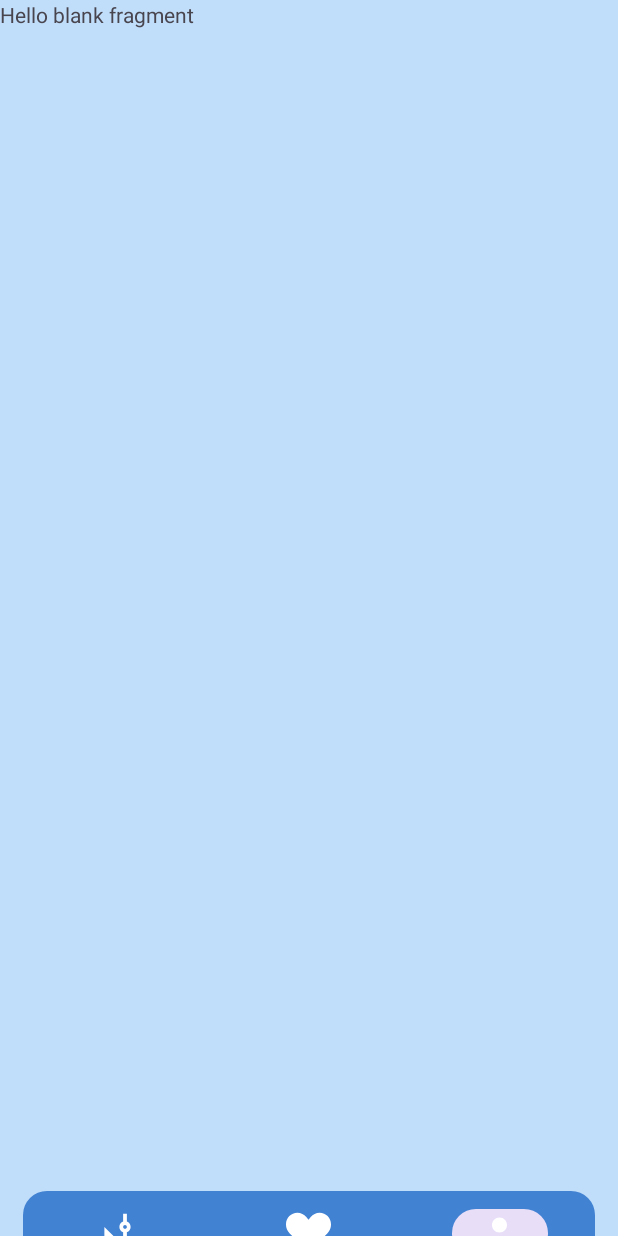
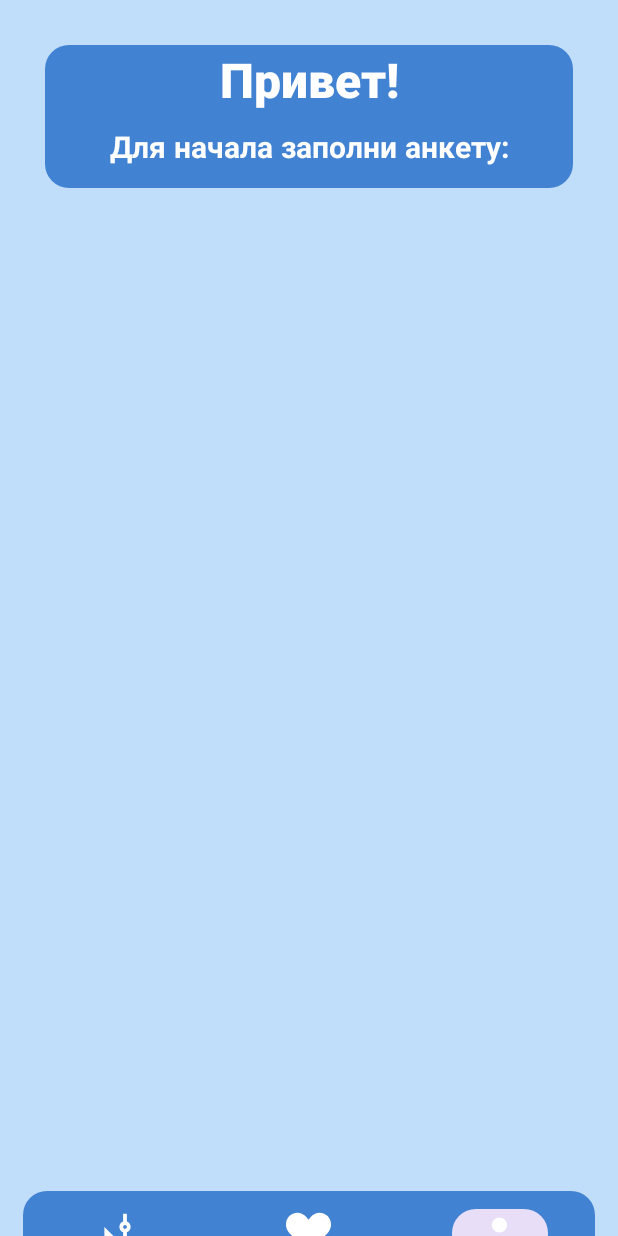
Before and after one commit to surfshtt/Demby, an Android app: the MenuActivity screen opened directly, with no data from a screen before it, item 3 of the bottom bar chosen, on a phone screen of 412 x 824 dp. Run offline under Robolectric (Android 15) with nearby library versions, the phone set to English and light mode, and no system bars; our stand-ins replace navigation-ui; 2 statements that could not run were skipped.

Commit message:
2.1 added bottom menu to the main part of app, started work on first item of menu (profile)

```diff
--- a/app/src/main/java/Data/DatabaseHandler.java
+++ b/app/src/main/java/Data/DatabaseHandler.java
@@ -7,6 +7,11 @@ import android.database.sqlite.SQLiteDatabase;
 import android.database.sqlite.SQLiteOpenHelper;
 import android.util.Log;
 
+import androidx.fragment.app.Fragment;
+
+import com.example.dembyapp.ProfileFragment;
+
+import Model.Profile;
 import Model.User;
 import Utils.ProfilesUtil;
 import Utils.UsersUtil;
@@ -32,13 +37,16 @@ public class DatabaseHandler extends SQLiteOpenHelper {
 
         CREATE_NOTE_TABLE = "CREATE TABLE " + ProfilesUtil.TABLE_NAME + " ("
                 + ProfilesUtil.KEY_ID + " INTEGER PRIMARY KEY, "
-                + ProfilesUtil.KEY_OWNER_ID + " INTEGER, "
+                + ProfilesUtil.KEY_OWNER_NAME + " INTEGER, "
                 + ProfilesUtil.KEY_REAL_NAME + " TEXT, "
                 + ProfilesUtil.KEY_AGE + " INT, "
                 + ProfilesUtil.KEY_CITY + " TEXT, "
                 + ProfilesUtil.KEY_DESCRIPTION+ " TEXT, "
                 + ProfilesUtil.KEY_SEEN_BY + " TEXT, "
-                + ProfilesUtil.KEY_LIKED_BY + " TEXT)";
+                + ProfilesUtil.KEY_LIKED_BY + " TEXT, "
+                + ProfilesUtil.KEY_IMAGE + " BLOB, "
+                + ProfilesUtil.KEY_INSTAGRAM + " TEXT, "
+                + ProfilesUtil.KEY_TELEGRAM + " TEXT)";
 
         db.execSQL(CREATE_NOTE_TABLE);
         Log.d("DB", "Таблица " + UsersUtil.TABLE_NAME +" создана");
@@ -86,5 +94,43 @@ public class DatabaseHandler extends SQLiteOpenHelper {
         return null;
     }
 
+    public Profile getProfileByName(String userName){
+        SQLiteDatabase db = this.getReadableDatabase();
+        Cursor cursor = db.query(ProfilesUtil.TABLE_NAME,new String[] {
+                    ProfilesUtil.KEY_ID,
+                    ProfilesUtil.KEY_OWNER_NAME,
+                    ProfilesUtil.KEY_REAL_NAME,
+                    ProfilesUtil.KEY_AGE,
+                    ProfilesUtil.KEY_CITY,
+                    ProfilesUtil.KEY_DESCRIPTION,
+                    ProfilesUtil.KEY_SEEN_BY,
+                    ProfilesUtil.KEY_LIKED_BY,
+                    ProfilesUtil.KEY_IMAGE,
+                    ProfilesUtil.KEY_INSTAGRAM,
+                    ProfilesUtil.KEY_TELEGRAM
+        }, ProfilesUtil.KEY_OWNER_NAME + "=?", new String[]{userName}, null,null,null,null);
 
+        if(cursor != null){
+            try {
+                cursor.moveToFirst();
+
+                return new Profile(
+                        Integer.parseInt(cursor.getString(0)),
+                        cursor.getString(1),
+                        cursor.getString(2),
+                        Integer.parseInt(cursor.getString(3)),
+                        cursor.getString(4),
+                        cursor.getString(5),
+                        cursor.getString(6),
+                        cursor.getString(7),
+                        cursor.getBlob(8),
+                        cursor.getString(9),
+                        cursor.getString(10));
+            } catch (Exception e) {
+                return null;
+            }
+        }
+
+        return null;
+    }
 }
--- a/app/src/main/java/Utils/ProfilesUtil.java
+++ b/app/src/main/java/Utils/ProfilesUtil.java
@@ -4,11 +4,14 @@ public class ProfilesUtil extends Util{
     public static final String TABLE_NAME = "PROFILES";
 
     public static final String KEY_ID = "id";
-    public static final String KEY_OWNER_ID = "owner_id";
+    public static final String KEY_OWNER_NAME = "owner_name";
     public static final String KEY_REAL_NAME = "real_name";
     public static final String KEY_AGE = "age";
     public static final String KEY_CITY = "city";
     public static final String KEY_DESCRIPTION = "description";
     public static final String KEY_SEEN_BY = "seen_by";
     public static final String KEY_LIKED_BY = "liked_by";
+    public static final String KEY_IMAGE = "image";
+    public static final String KEY_INSTAGRAM= "instagram";
+    public static final String KEY_TELEGRAM = "telegram";
 }
--- a/app/src/main/java/Utils/Util.java
+++ b/app/src/main/java/Utils/Util.java
@@ -1,6 +1,6 @@
 package Utils;
 
 public class Util {
-    public static final int DATABASE_VERSION = 1;
+    public static final int DATABASE_VERSION = 3;
     public static final String DATABASE_NAME = "DEMBYDB";
 }
--- a/app/src/main/java/com/example/dembyapp/MenuActivity.java
+++ b/app/src/main/java/com/example/dembyapp/MenuActivity.java
@@ -1,5 +1,6 @@
 package com.example.dembyapp;
 
+import android.content.Intent;
 import android.os.Bundle;
 
 import androidx.activity.EdgeToEdge;
@@ -12,6 +13,10 @@ import androidx.navigation.Navigation;
 import androidx.navigation.ui.NavigationUI;
 
 import com.google.android.material.bottomnavigation.BottomNavigationView;
+
+import java.io.FileNotFoundException;
+import java.io.FileOutputStream;
+import java.io.IOException;
 
 public class MenuActivity extends AppCompatActivity {
 
@@ -26,8 +31,17 @@ public class MenuActivity extends AppCompatActivity {
             return insets;
         });
 
+        Intent intent = getIntent();
+        String userName = intent.getStringExtra("UserName");
+
+
         BottomNavigationView menu_field = findViewById(R.id.menu_field);
-        NavController navController = Navigation.findNavController(this,  R.id.fragment);
+        NavController navController = Navigation.findNavController(this, R.id.fragment);
+
         NavigationUI.setupWithNavController(menu_field, navController);
+
+        Bundle bundle = new Bundle();
+        bundle.putString("us", userName);
+        navController.setGraph(navController.getGraph(), bundle);
     }
 }
--- a/app/src/main/java/com/example/dembyapp/ProfileFragment.java
+++ b/app/src/main/java/com/example/dembyapp/ProfileFragment.java
@@ -4,61 +4,88 @@ import android.os.Bundle;
 
 import androidx.fragment.app.Fragment;
 
+import android.util.Log;
 import android.view.LayoutInflater;
 import android.view.View;
 import android.view.ViewGroup;
+import android.widget.TextView;
 
-/**
- * A simple {@link Fragment} subclass.
- * Use the {@link ProfileFragment#newInstance} factory method to
- * create an instance of this fragment.
- */
+import java.io.BufferedReader;
+import java.io.FileInputStream;
+import java.io.IOException;
+import java.io.InputStreamReader;
+
+import Data.DatabaseHandler;
+import Model.Profile;
+
+
 public class ProfileFragment extends Fragment {
 
-    // TODO: Rename parameter arguments, choose names that match
-    // the fragment initialization parameters, e.g. ARG_ITEM_NUMBER
-    private static final String ARG_PARAM1 = "param1";
-    private static final String ARG_PARAM2 = "param2";
+    DatabaseHandler databaseHandler;
+    private static String userName;
+    TextView hi_text, here_is_your_profile_text;
 
-    // TODO: Rename and change types of parameters
-    private String mParam1;
-    private String mParam2;
 
     public ProfileFragment() {
-        // Required empty public constructor
     }
 
-    /**
-     * Use this factory method to create a new instance of
-     * this fragment using the provided parameters.
-     *
-     * @param param1 Parameter 1.
-     * @param param2 Parameter 2.
-     * @return A new instance of fragment ProfileFragment.
-     */
-    // TODO: Rename and change types and number of parameters
-    public static ProfileFragment newInstance(String param1, String param2) {
-        ProfileFragment fragment = new ProfileFragment();
-        Bundle args = new Bundle();
-        args.putString(ARG_PARAM1, param1);
-        args.putString(ARG_PARAM2, param2);
-        fragment.setArguments(args);
-        return fragment;
-    }
 
     @Override
     public void onCreate(Bundle savedInstanceState) {
         super.onCreate(savedInstanceState);
-        if (getArguments() != null) {
-            mParam1 = getArguments().getString(ARG_PARAM1);
-            mParam2 = getArguments().getString(ARG_PARAM2);
-        }
+
     }
 
     @Override
     public View onCreateView(LayoutInflater inflater, ViewGroup container,
                              Bundle savedInstanceState) {
-        // Inflate the layout for this fragment
-        return inflater.inflate(R.layout.fragment_profile, container, false);
+        View view = inflater.inflate(R.layout.fragment_profile, container, false);
+
+        hi_text = view.findViewById(R.id.hi_text);
+        here_is_your_profile_text = view.findViewById(R.id.here_is_your_profile_text);
+        userName = getUN();
+        databaseHandler = new DatabaseHandler(requireContext());
+
+        if(databaseHandler.getProfileByName(userName) == null){
+
+            hi_text.setText("Привет!");
+            here_is_your_profile_text.setText("Для начала заполни анкету:");
+        }
+        else{
+            Profile userProfile = new Profile();
+            userProfile = databaseHandler.getProfileByName(userName);
+
+            String profileName = userProfile.getRealName();
+
+            if(profileName.length() > 7)
+                hi_text.setTextSize(26);
+
+            String hiText = "Привет " + profileName + "!";
+            hi_text.setText(hiText);
+
+        }
+
+        return view;
+    }
+
+    public String getUN(){
+        try {
+            FileInputStream fileInput = requireContext().openFileInput("userNameData.txt");
+            InputStreamReader reader = new InputStreamReader(fileInput);
+            BufferedReader bR = new BufferedReader(reader);
+
+            StringBuilder stringBuffer = new StringBuilder();
+            String lines = "";
+            while ((lines = bR.readLine()) != null) {
+                stringBuffer.append(lines).append("\n");
+            }
+
+            Log.i("Login","Uploaded data: " + stringBuffer.toString());
+
+           return stringBuffer.toString();
+        } catch (IOException e) {
+            e.printStackTrace();
+            return null;
+        }
     }
 }
--- a/app/src/main/java/com/example/dembyapp/WatchProfilesFragment.java
+++ b/app/src/main/java/com/example/dembyapp/watchProfilesFragment.java
@@ -10,10 +10,10 @@ import android.view.ViewGroup;
 
 /**
  * A simple {@link Fragment} subclass.
- * Use the {@link WatchProfilesFragment#newInstance} factory method to
+ * Use the {@link watchProfilesFragment#newInstance} factory method to
  * create an instance of this fragment.
  */
-public class WatchProfilesFragment extends Fragment {
+public class watchProfilesFragment extends Fragment {
 
     // TODO: Rename parameter arguments, choose names that match
     // the fragment initialization parameters, e.g. ARG_ITEM_NUMBER
@@ -24,7 +24,7 @@ public class WatchProfilesFragment extends Fragment {
     private String mParam1;
     private String mParam2;
 
-    public WatchProfilesFragment() {
+    public watchProfilesFragment() {
         // Required empty public constructor
     }
 
@@ -34,11 +34,11 @@ public class WatchProfilesFragment extends Fragment {
      *
      * @param param1 Parameter 1.
      * @param param2 Parameter 2.
-     * @return A new instance of fragment WatchProfilesFragment.
+     * @return A new instance of fragment watchProfilesFragment.
      */
     // TODO: Rename and change types and number of parameters
-    public static WatchProfilesFragment newInstance(String param1, String param2) {
-        WatchProfilesFragment fragment = new WatchProfilesFragment();
+    public static watchProfilesFragment newInstance(String param1, String param2) {
+        watchProfilesFragment fragment = new watchProfilesFragment();
         Bundle args = new Bundle();
         args.putString(ARG_PARAM1, param1);
         args.putString(ARG_PARAM2, param2);
--- a/app/src/main/res/layout/fragment_watch_profiles.xml
+++ b/app/src/main/res/layout/fragment_new_profile.xml
@@ -3,7 +3,7 @@
     xmlns:tools="http://schemas.android.com/tools"
     android:layout_width="match_parent"
     android:layout_height="match_parent"
-    tools:context=".WatchProfilesFragment">
+    tools:context=".NewProfileFragment">
 
     <!-- TODO: Update blank fragment layout -->
     <TextView
--- a/app/src/main/res/layout/fragment_profile.xml
+++ b/app/src/main/res/layout/fragment_profile.xml
@@ -1,14 +1,50 @@
 <?xml version="1.0" encoding="utf-8"?>
-<FrameLayout xmlns:android="http://schemas.android.com/apk/res/android"
+<RelativeLayout xmlns:android="http://schemas.android.com/apk/res/android"
     xmlns:tools="http://schemas.android.com/tools"
     android:layout_width="match_parent"
     android:layout_height="match_parent"
     tools:context=".ProfileFragment">
 
-    <!-- TODO: Update blank fragment layout -->
-    <TextView
+    <RelativeLayout android:id="@+id/hi_text_field"
+    android:layout_width="match_parent"
+    android:layout_height="95dp"
+    android:background="@drawable/rounded_corners_all"
+    android:layout_marginHorizontal="30dp"
+    android:layout_marginVertical="30dp">
+        <TextView
+            android:id="@+id/hi_text"
+            android:layout_width="match_parent"
+            android:layout_height="50dp"
+            android:layout_marginTop="3dp"
+            android:text="Привет Влад!"
+            android:textColor="@color/white"
+            android:fontFamily="@font/montserrat_extrabold"
+            android:textSize="32sp"
+            android:gravity="center_horizontal"
+            />
+
+        <TextView
+            android:id="@+id/here_is_your_profile_text"
+            android:layout_below="@id/hi_text"
+            android:layout_width="match_parent"
+            android:layout_height="40dp"
+            android:layout_marginTop="-3dp"
+            android:text="@string/here_ur_prof"
+            android:textColor="@color/white"
+            android:fontFamily="@font/montserrat_bold"
+            android:textSize="20sp"
+            android:gravity="center"
+            />
+
+    </RelativeLayout>
+
+    <FrameLayout
+        android:id="@+id/profile_types_layout"
         android:layout_width="match_parent"
-        android:layout_height="match_parent"
-        android:text="@string/email_hint" />
+        android:layout_height="500dp"
+        android:layout_below="@+id/hi_text_field">
 
-</FrameLayout>
+    </FrameLayout>
+
+
+</RelativeLayout>
--- a/app/src/main/res/menu/bottom_menu.xml
+++ b/app/src/main/res/menu/bottom_menu.xml
@@ -1,7 +1,7 @@
 <?xml version="1.0" encoding="utf-8"?>
 <menu xmlns:android="http://schemas.android.com/apk/res/android">
 
-    <item android:title="Взаминые лайки"
+    <item android:title="Взаимные лайки"
         android:id="@+id/mutualLikeFragment"
         android:icon="@drawable/ic_mutual_like"
         android:fontFamily="@font/montserrat_medium"
@@ -9,7 +9,7 @@
 
 
     <item android:title="Просмотр анкет"
-        android:id="@+id/watchingProfilesFragment"
+        android:id="@+id/watchProfilesFragment"
         android:icon="@drawable/ic_heart"
         android:fontFamily="@font/montserrat_medium"
         android:textSize="20sp"/>
--- a/app/src/main/res/navigation/main_nav.xml
+++ b/app/src/main/res/navigation/main_nav.xml
@@ -3,21 +3,25 @@
     xmlns:app="http://schemas.android.com/apk/res-auto"
     xmlns:tools="http://schemas.android.com/tools"
     android:id="@+id/main_nav"
-    app:startDestination="@id/watchingProfilesFragment">
+    app:startDestination="@id/watchProfilesFragment">
 
-    <fragment
-        android:id="@+id/watchingProfilesFragment"
-        android:name="com.example.dembyapp.ProfileFragment"
-        android:label="fragment_watching_profile"
-        tools:layout="@layout/fragment_profile" />
-    <fragment
-        android:id="@+id/profileFragment"
-        android:name="com.example.dembyapp.WatchProfilesFragment"
-        android:label="fragment_profiles"
-        tools:layout="@layout/fragment_watch_profiles" />
     <fragment
         android:id="@+id/mutualLikeFragment"
         android:name="com.example.dembyapp.MutualLikeFragment"
         android:label="fragment_mutual_like"
         tools:layout="@layout/fragment_mutual_like" />
+
+    <fragment
+        android:id="@+id/watchProfilesFragment"
+        android:name="com.example.dembyapp.watchProfilesFragment"
+        android:label="fragment_watch_profiles"
+        tools:layout="@layout/fragment_watch_profiles" />
+
+    <fragment
+        android:id="@+id/profileFragment"
+        android:name="com.example.dembyapp.ProfileFragment"
+        android:label="fragment_profile"
+        tools:layout="@layout/fragment_profile" />
+
+
 </navigation>
--- a/app/src/main/res/values/strings.xml
+++ b/app/src/main/res/values/strings.xml
@@ -12,7 +12,10 @@
     <string name="go_reg_button">регистрация</string>
     <string name="go_log_button">войдите</string>
     <string name="create_account_button">Создать аккаунт</string>
+    <string name="here_ur_prof">Вот твоя анкета:</string>
+
     <!-- TODO: Remove or change this placeholder text -->
     <string name="hello_blank_fragment">Hello blank fragment</string>
 
+
 </resources>
```
Also changed, not shown: app/src/main/java/Model/Profile.java (+42 -9 lines), app/src/main/java/com/example/dembyapp/MainActivity.java (+14 -1 lines), app/src/main/java/com/example/dembyapp/NewProfileFragment.java (added, +33 -0 lines).
